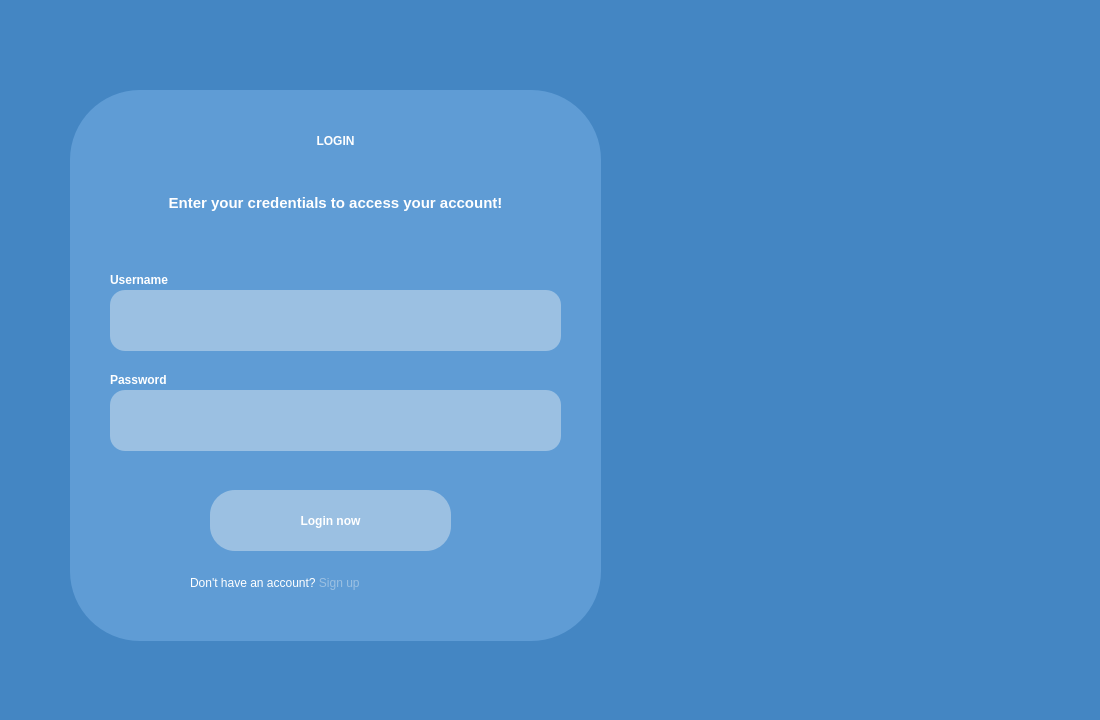
Qt form AGUniverse/login.ui (codingburgas/sprint-eschool-ag-universe) before a commit.
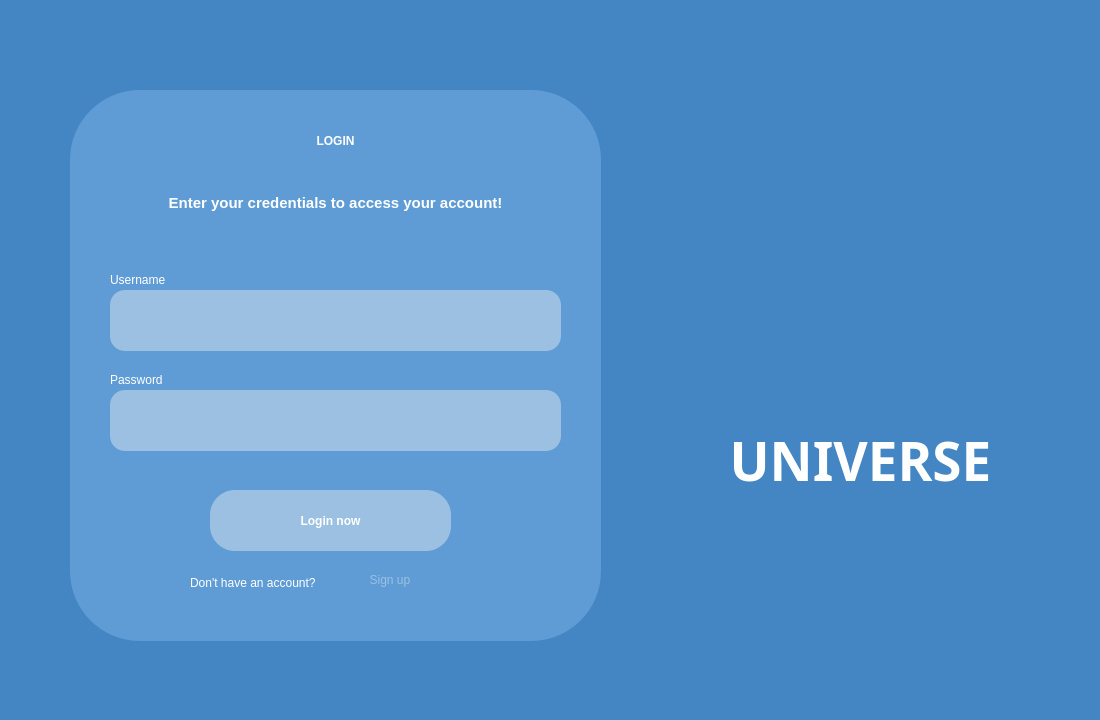
The same form after that commit. Icons and pictures are not drawn.

Commit message: Finish login page (Close #3)

What changed in the file:
```diff
--- a/AGUniverse/login.ui
+++ b/AGUniverse/login.ui
@@ -25,8 +25,8 @@
      <rect>
       <x>-16</x>
       <y>0</y>
-      <width>1131</width>
-      <height>751</height>
+      <width>1130</width>
+      <height>750</height>
      </rect>
     </property>
     <property name="styleSheet">
@@ -147,9 +147,8 @@
      </rect>
     </property>
     <property name="styleSheet">
-     <string notr="true">font:15pt &quot;Allerta&quot;;
-color:white;
-font-weight: 575;</string>
+     <string notr="true">font:12pt &quot;Allerta&quot;;
+color:white;</string>
     </property>
     <property name="text">
      <string>Username</string>
@@ -185,9 +184,8 @@
      </rect>
     </property>
     <property name="styleSheet">
-     <string notr="true">font:15pt &quot;Allerta&quot;;
-color:white;
-font-weight: 600;</string>
+     <string notr="true">font:12pt &quot;Allerta&quot;;
+color:white;</string>
     </property>
     <property name="text">
      <string>Password</string>
@@ -227,7 +225,77 @@
      <string notr="true">font:12pt &quot;Allerta&quot;;</string>
     </property>
     <property name="text">
-     <string>&lt;html&gt;&lt;head/&gt;&lt;body&gt;&lt;p&gt;&lt;span style=&quot; color:#ffffff;&quot;&gt;Don't have an account? &lt;/span&gt;&lt;span style=&quot; color:#9bc0e2;&quot;&gt;Sign up&lt;br/&gt;&lt;/span&gt;&lt;/p&gt;&lt;/body&gt;&lt;/html&gt;</string>
+     <string>&lt;html&gt;&lt;head/&gt;&lt;body&gt;&lt;p&gt;&lt;span style=&quot; color:#ffffff;&quot;&gt;Don't have an account?&lt;/span&gt;&lt;span style=&quot; color:#9bc0e2;&quot;&gt;&lt;br/&gt;&lt;/span&gt;&lt;/p&gt;&lt;/body&gt;&lt;/html&gt;</string>
+    </property>
+   </widget>
+   <widget class="QPushButton" name="pushButton_2">
+    <property name="geometry">
+     <rect>
+      <x>350</x>
+      <y>568</y>
+      <width>80</width>
+      <height>24</height>
+     </rect>
+    </property>
+    <property name="styleSheet">
+     <string notr="true">border:0px;
+font:12pt &quot;Allerta&quot;;
+color:#9bc0e2;</string>
+    </property>
+    <property name="text">
+     <string>Sign up</string>
+    </property>
+   </widget>
+   <widget class="QLabel" name="label_7">
+    <property name="geometry">
+     <rect>
+      <x>630</x>
+      <y>100</y>
+      <width>461</width>
+      <height>421</height>
+     </rect>
+    </property>
+    <property name="text">
+     <string/>
+    </property>
+    <property name="pixmap">
+     <pixmap>C:/Users/GamingPC/Downloads/logo_2.png</pixmap>
+    </property>
+    <property name="scaledContents">
+     <bool>true</bool>
+    </property>
+   </widget>
+   <widget class="QLabel" name="label_8">
+    <property name="geometry">
+     <rect>
+      <x>700</x>
+      <y>430</y>
+      <width>321</width>
+      <height>61</height>
+     </rect>
+    </property>
+    <property name="font">
+     <font>
+      <family>Crimson Text Semibold</family>
+      <pointsize>40</pointsize>
+      <italic>false</italic>
+      <bold>true</bold>
+     </font>
+    </property>
+    <property name="styleSheet">
+     <string notr="true">font: 40pt &quot;Crimson Text Semibold&quot;;
+border:0px;
+color:white;
+font-weight:bold;</string>
+    </property>
+    <property name="frameShape">
+     <enum>QFrame::Shape::Panel</enum>
+    </property>
+    <property name="text">
+     <string>UNIVERSE</string>
+    </property>
+    <property name="alignment">
+     <set>Qt::AlignmentFlag::AlignCenter</set>
     </property>
    </widget>
   </widget>
```
Left out of the diff: 12 changed lines with no effect on the pictures. The commit also changes 6 other files.
